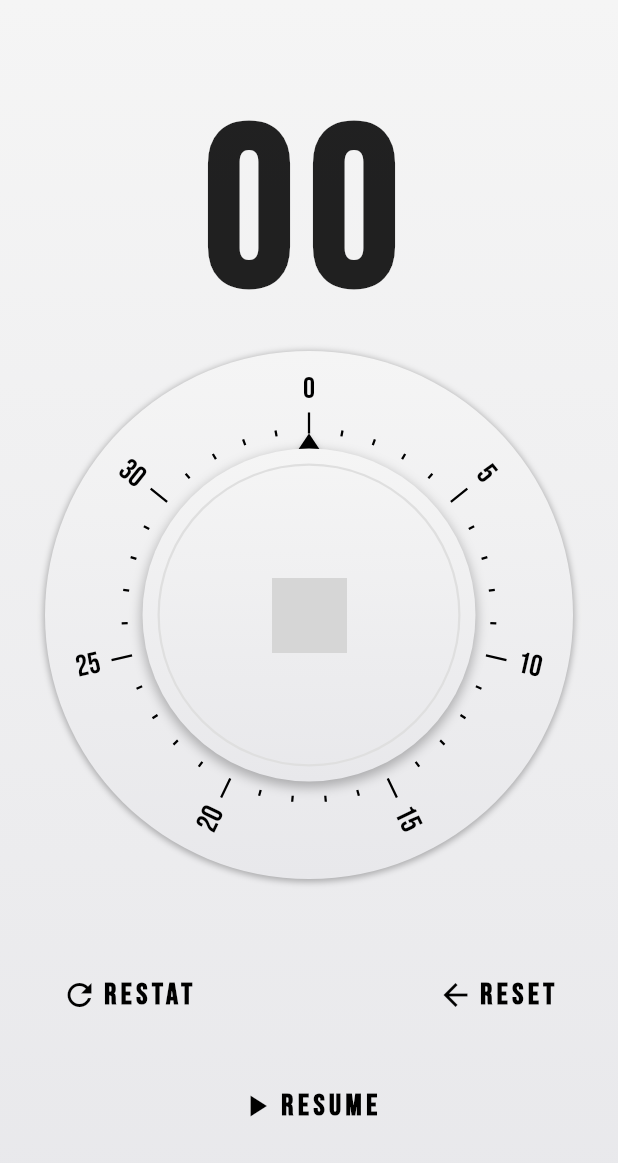
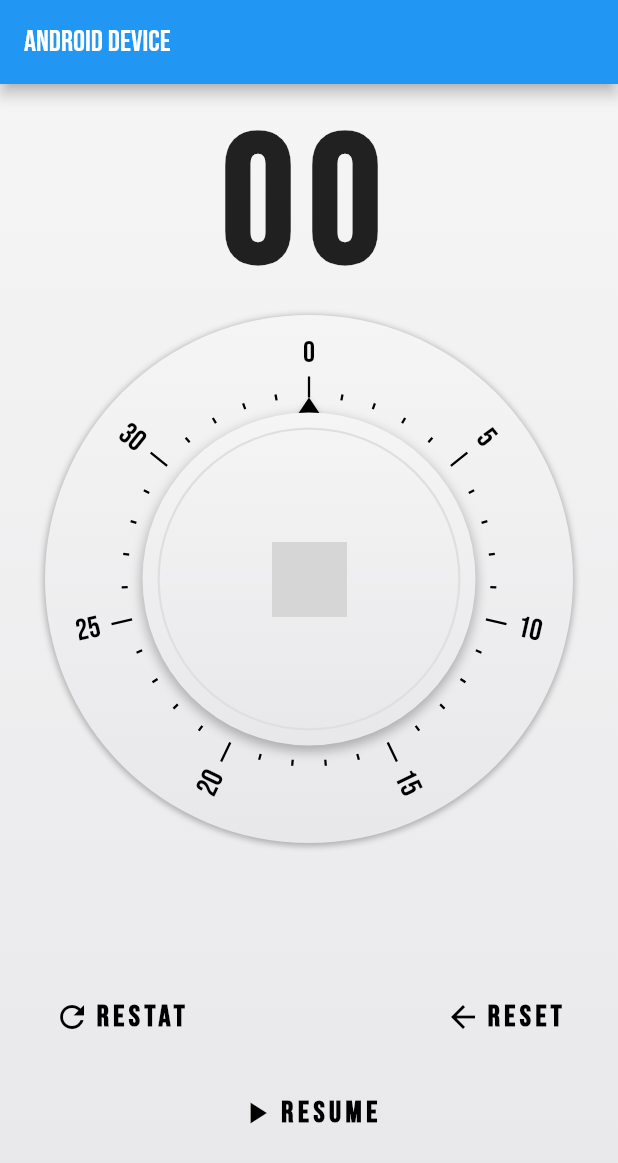
Before and after one commit to lucosi/egg_timer, a Flutter app: the screen it shows after launch, on a phone screen of 412 x 824 dp. Shown: the top 1163 px of the screen. Run offline on Flutter 3.47's test engine with Material 2 defaults, Android fonts, the phone set to English and light mode, and no system bars; our stand-ins replace device_info; network calls fail; grey boxes are pictures that could not be loaded.

Commit message:
Controll Fixed

```diff
--- a/lib/egg_timer_button.dart
+++ b/lib/egg_timer_button.dart
@@ -18,7 +18,7 @@ class EggTimerButton extends StatelessWidget {
       splashColor: const Color(0x22000000),
       onPressed: onPressed,
       child: new Padding(
-        padding: const EdgeInsets.all(25.0),
+        padding: const EdgeInsets.all(20.0),
         child: new Row(
           mainAxisAlignment: MainAxisAlignment.center,
           children: [
--- a/lib/egg_timer_knob.dart
+++ b/lib/egg_timer_knob.dart
@@ -55,7 +55,8 @@ class _EggTimerDialKnobState extends State<EggTimerDialKnob> {
                   )),
               child: new Center(
                 child: new Transform(
-                  transform: new Matrix4.rotationZ(2 * pi * widget.rotationPercent),
+                  transform:
+                      new Matrix4.rotationZ(2 * pi * widget.rotationPercent),
                   alignment: Alignment.center,
                   child: new Image.network(
                     'https://avatars1.githubusercontent.com/u/14101776?s=200&v=4',
--- a/lib/egg_timer_time_display.dart
+++ b/lib/egg_timer_time_display.dart
@@ -84,7 +84,6 @@ class _EggTimerDisplayState extends State<EggTimerDisplay> with TickerProviderSt
 
   @override
   Widget build(BuildContext context) {
-
     if (widget.eggTimeState == EggTimerState.ready) {
       selectionTimeSlideController.reverse();
       coutDownTimeFadeController.forward();
@@ -94,7 +93,7 @@ class _EggTimerDisplayState extends State<EggTimerDisplay> with TickerProviderSt
     }
 
     return new Padding(
-      padding: const EdgeInsets.only(top: 54.0),
+      padding: const EdgeInsets.only(top: 10.0),
       child: new Stack(
         alignment: Alignment.center,
         children: [
@@ -108,7 +107,7 @@ class _EggTimerDisplayState extends State<EggTimerDisplay> with TickerProviderSt
               textAlign: TextAlign.center,
               style: const TextStyle(
                   fontFamily: 'BebasNeue',
-                  fontSize: 150.0,
+                  fontSize: 120.0,
                   fontWeight: FontWeight.bold,
                   letterSpacing: 10.0),
             ),
--- a/lib/main.dart
+++ b/lib/main.dart
@@ -1,8 +1,12 @@
+import 'dart:io';
+
 import 'package:egg_timer/egg_timer.dart';
 import 'package:egg_timer/egg_timer_controls.dart';
 import 'package:egg_timer/egg_timer_dial.dart';
 import 'package:egg_timer/egg_timer_time_display.dart';
 import 'package:flutter/material.dart';
+import 'package:device_info/device_info.dart';
+
 
 final Color gradientTop = const Color(0xFFF5F5F5);
 final Color gradientBotton = const Color(0xFFE8E8EB);
@@ -10,13 +14,11 @@ final Color gradientBotton = const Color(0xFFE8E8EB);
 void main() => runApp(new MyApp());
 
 class MyApp extends StatefulWidget {
-
   @override
   _MyAppState createState() => new _MyAppState();
 }
 
 class _MyAppState extends State<MyApp> {
-
   EggTimer eggTimer;
 
   _MyAppState() {
@@ -28,7 +30,7 @@ class _MyAppState extends State<MyApp> {
 
   _onTimeSelected(Duration newTime) {
     setState(() {
-      if (newTime.inSeconds >= 0){
+      if (newTime.inSeconds >= 0) {
         eggTimer.currentTime = newTime;
       } else if (newTime.inSeconds > eggTimer.maxTime.inSeconds) {
         eggTimer.currentTime = Duration(seconds: 0);
@@ -58,6 +60,12 @@ class _MyAppState extends State<MyApp> {
         fontFamily: 'BebasNeue',
       ),
       home: new Scaffold(
+        appBar: new AppBar(
+          title: new Text(
+            Platform.isAndroid ? 'Android Device' : 'iOS Decvice',
+            ),
+
+        ),
         body: new Container(
           decoration: new BoxDecoration(
               gradient: new LinearGradient(
```
Also changed, not shown: lib/egg_timer_dial.dart (+6 -14 lines), 3 other files.
